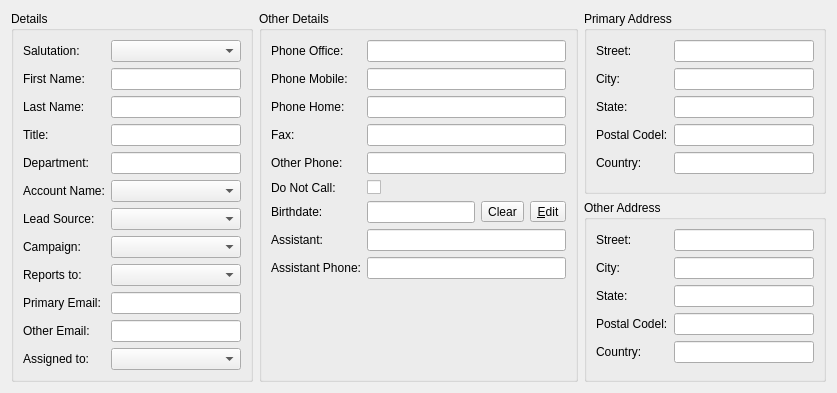
Old version of the form client/src/details/contactdetails.ui in the repository KDAB/FatCRM.
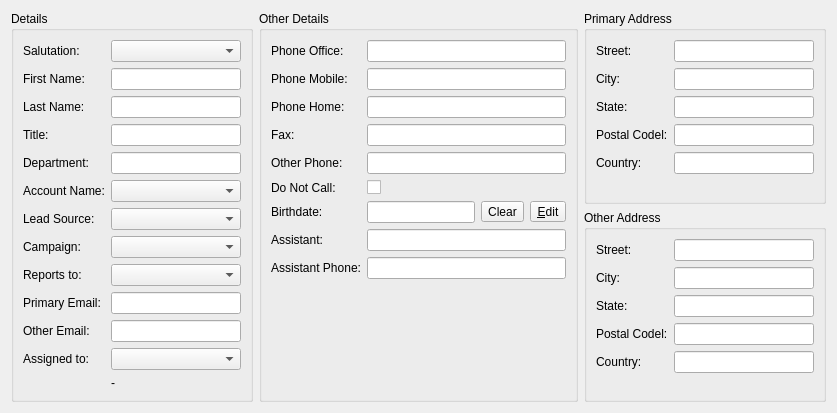
New version of the form. Custom widgets are drawn as their Qt base class.

```diff
--- a/client/src/details/contactdetails.ui
+++ b/client/src/details/contactdetails.ui
@@ -140,6 +140,16 @@
       <item row="11" column="1">
        <widget class="QComboBox" name="assignedTo"/>
       </item>
+      <item row="12" column="1">
+       <widget class="QLabel" name="urllabel">
+        <property name="text">
+         <string>-</string>
+        </property>
+        <property name="openExternalLinks">
+         <bool>true</bool>
+        </property>
+       </widget>
+      </item>
      </layout>
     </widget>
    </item>
```
